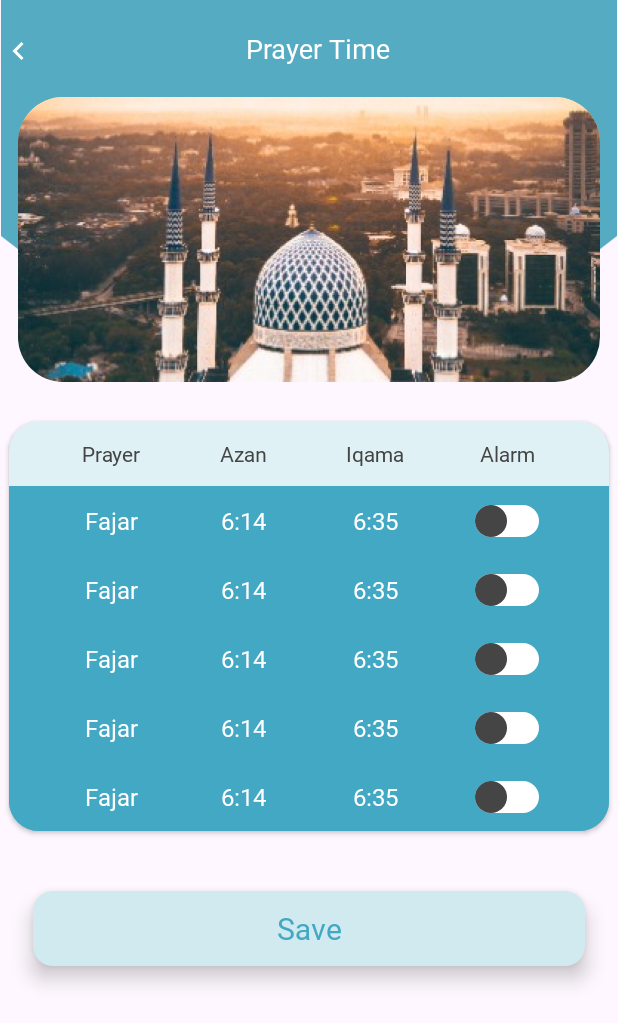
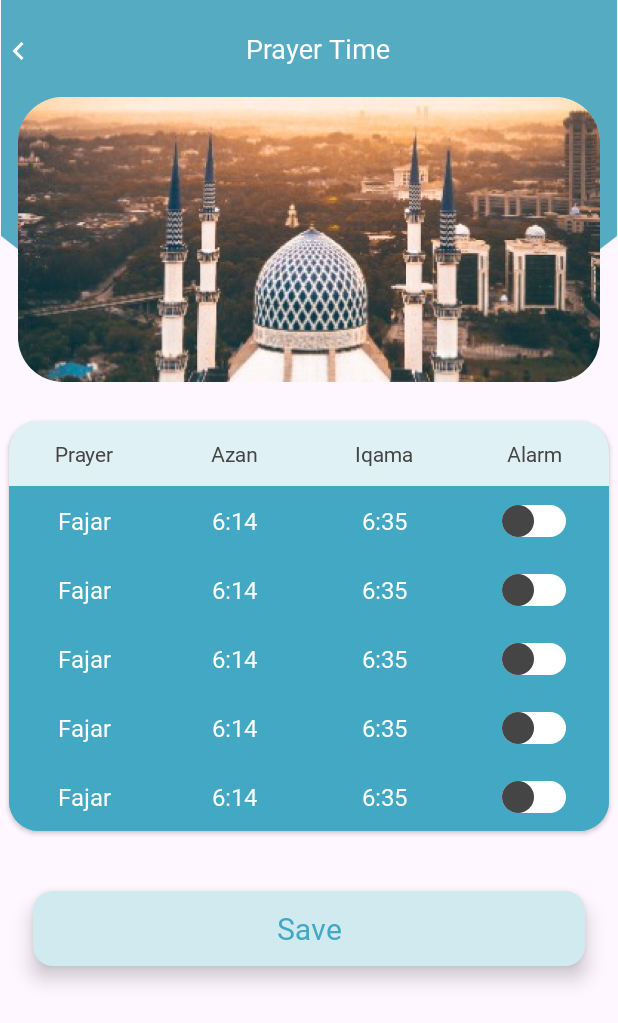
Before and after one commit to abdul02123/PrayerAppRoman, an Android app: the layout activity_prayer_time.xml on its own in the app's theme, with its tools: preview values and no code run, on a phone screen of 412 x 824 dp. Shown: the top 1023 px of the screen. Run offline under Robolectric (Android 15) with nearby library versions, the phone set to English and light mode, and no system bars; network calls fail.

Commit message:
prayer time

```diff
--- a/app/src/main/AndroidManifest.xml
+++ b/app/src/main/AndroidManifest.xml
@@ -16,7 +16,7 @@
         android:theme="@style/Theme.RomanPrayerApplication"
         tools:targetApi="31">
         <activity
-            android:name=".home.presentation.activity.PrayerTimeActivity"
+            android:name=".prayer.presentation.activities.PrayerTimeActivity"
             android:exported="false"
             android:screenOrientation="portrait"/>
         <activity
--- a/app/src/main/java/com/roman/application/home/presentation/viewmodel/homeViewModel.kt
+++ b/app/src/main/java/com/roman/application/home/presentation/viewmodel/homeViewModel.kt
@@ -74,7 +74,7 @@ class homeViewModel @Inject constructor(
                         time = currentPrayer.first.second,
                         nextPrayer = currentPrayer.second.first,
                         nextPrayerTime = currentPrayer.second.second,
-                        prayersTime = currentPrayerTimes
+                        prayersTime = currentPrayerTimesList
                     )
                     prayerTimeResult.value = NetworkResult.Success(result = prayerData)
                 }
--- a/app/src/main/res/layout/activity_prayer_time.xml
+++ b/app/src/main/res/layout/activity_prayer_time.xml
@@ -5,7 +5,7 @@
     android:id="@+id/main"
     android:layout_width="match_parent"
     android:layout_height="match_parent"
-    tools:context=".home.presentation.activity.PrayerTimeActivity">
+    tools:context=".prayer.presentation.activities.PrayerTimeActivity">
 
 
     <androidx.appcompat.widget.AppCompatImageView
@@ -98,7 +98,6 @@
                     android:id="@+id/tvPrayer"
                     android:layout_width="0dp"
                     android:layout_height="wrap_content"
-                    android:layout_marginStart="24dp"
                     android:layout_marginTop="12dp"
                     android:layout_marginBottom="12dp"
                     android:fontFamily="@font/lato_bold_heavy"
@@ -148,7 +147,6 @@
                     android:layout_width="0dp"
                     android:layout_height="wrap_content"
                     android:layout_marginTop="12dp"
-                    android:layout_marginEnd="24dp"
                     android:layout_marginBottom="12dp"
                     android:fontFamily="@font/lato_bold_heavy"
                     android:gravity="center"
@@ -169,6 +167,7 @@
                 android:background="#42A8C3"
                 tools:listitem="@layout/item_prayer_time"
                 tools:itemCount="5"
+                app:layoutManager="androidx.recyclerview.widget.LinearLayoutManager"
                 app:layout_constraintEnd_toEndOf="parent"
                 app:layout_constraintStart_toStartOf="parent"
                 app:layout_constraintTop_toBottomOf="@+id/constraintLayout" />
--- a/app/src/main/res/layout/item_prayer_time.xml
+++ b/app/src/main/res/layout/item_prayer_time.xml
@@ -18,10 +18,9 @@
             android:id="@+id/tvPrayer"
             android:layout_width="0dp"
             android:layout_height="wrap_content"
-            android:layout_marginStart="24dp"
             android:layout_marginTop="12dp"
             android:layout_marginBottom="12dp"
-            android:fontFamily="@font/lato_bold_heavy"
+            android:fontFamily="@font/lato_semibold"
             android:gravity="center"
             android:text="Fajar"
             android:textSize="16sp"
@@ -38,7 +37,7 @@
             android:layout_height="wrap_content"
             android:layout_marginTop="12dp"
             android:layout_marginBottom="12dp"
-            android:fontFamily="@font/lato_bold_heavy"
+            android:fontFamily="@font/lato_semibold"
             android:gravity="center"
             android:text="6:14"
             android:textSize="16sp"
@@ -55,7 +54,7 @@
             android:layout_height="wrap_content"
             android:layout_marginTop="12dp"
             android:layout_marginBottom="12dp"
-            android:fontFamily="@font/lato_bold_heavy"
+            android:fontFamily="@font/lato_semibold"
             android:gravity="center"
             android:text="6:35"
             android:textSize="16sp"
@@ -72,7 +71,6 @@
             android:layout_width="0dp"
             app:layout_constraintHorizontal_weight="1"
             android:layout_height="wrap_content"
-            android:layout_marginEnd="24dp"
             app:layout_constraintBottom_toBottomOf="parent"
             app:layout_constraintEnd_toEndOf="parent"
             app:layout_constraintStart_toEndOf="@+id/tvIqama"
```
Also changed, not shown: app/src/main/java/com/roman/application/home/domain/model/response/prayer/CurrentPrayerDetail.kt (+6 -2 lines), app/src/main/java/com/roman/application/home/presentation/activity/HomeActivity.kt (+17 -10 lines), app/src/main/java/com/roman/application/home/presentation/adapter/SectionAdapter.kt (deleted, +0 -33 lines), app/src/main/java/com/roman/application/prayer/presentation/activities/PrayerTimeActivity.kt (renamed from app/src/main/java/com/roman/application/home/presentation/activity/PrayerTimeActivity.kt, +12 -8 lines), app/src/main/java/com/roman/application/prayer/presentation/adapter/PrayerTimeAdapter.kt (added, +51 -0 lines).
